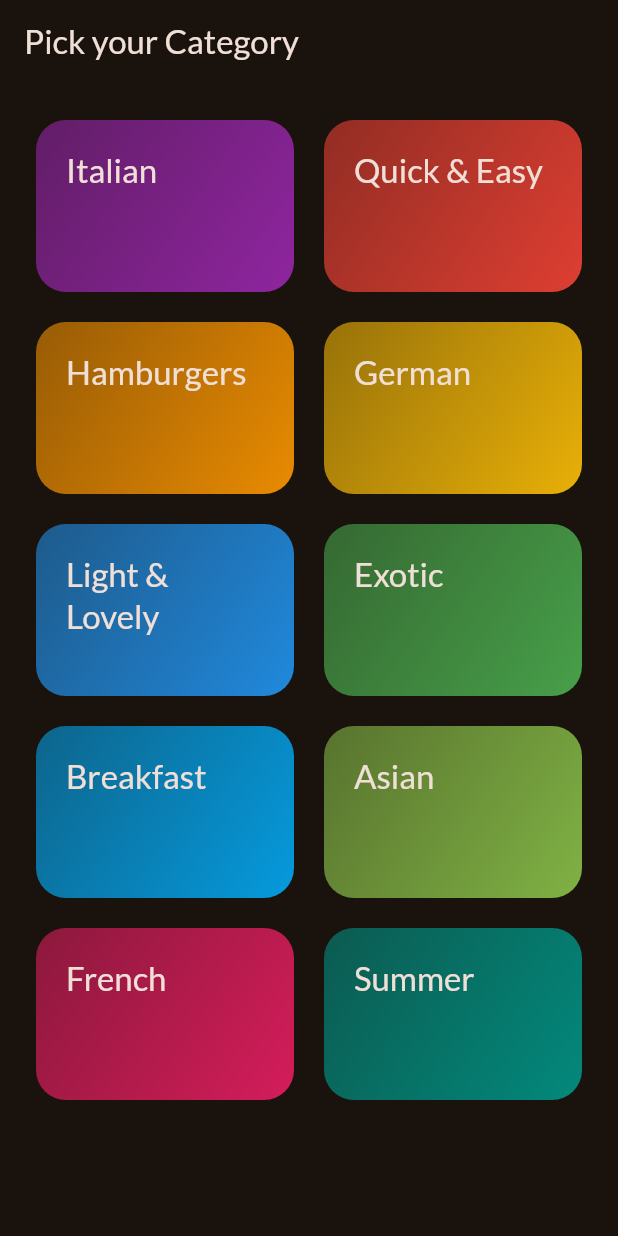
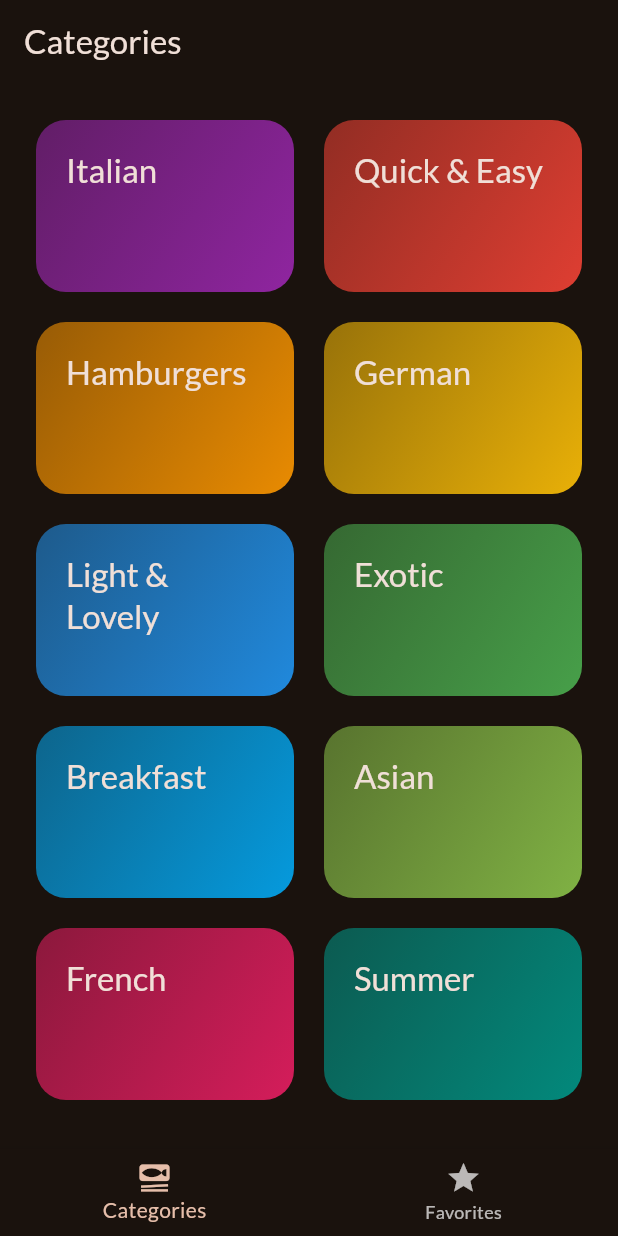
Before and after one commit to kritikaat/MealsApp, a Flutter app: the screen it shows after launch, on a phone screen of 412 x 824 dp. Run offline on Flutter 3.47's test engine with Material 3 defaults, Android fonts, the phone set to English and light mode, and no system bars; our stand-ins replace google_fonts, transparent_image.

Commit message:
Added the bottom navigation baar to the project and add some more content to meals categories

```diff
--- a/mealapp/lib/main.dart
+++ b/mealapp/lib/main.dart
@@ -1,7 +1,6 @@
 import 'package:flutter/material.dart';
-
 import 'package:google_fonts/google_fonts.dart';
-import 'package:mealapp/widgets/categoriesItems.dart';
+import 'package:mealapp/screens/bottom_tabscreen.dart';
 
 final theme = ThemeData(
   useMaterial3: true,
@@ -23,7 +22,7 @@ class App extends StatelessWidget {
   Widget build(BuildContext context) {
     return MaterialApp(
       theme: theme,
-      home: Categoriesitems()
+      home: BottomTabscreen(),
     );
   }
 }
--- /dev/null
+++ b/mealapp/lib/screens/bottom_tabscreen.dart
@@ -0,0 +1,46 @@
+import 'package:flutter/material.dart';
+import 'package:mealapp/screens/meals.dart';
+import 'package:mealapp/widgets/categoriesItems.dart';
+
+class BottomTabscreen extends StatefulWidget{
+  const BottomTabscreen({super.key});
+
+  State<BottomTabscreen> createState(){
+    return _BottomTabscreenState();
+  }
+}
+
+class _BottomTabscreenState extends State<BottomTabscreen>{
+    int _selectedPageIndex = 0;
+
+    void _selectPage(int index){
+      setState(() {
+        _selectedPageIndex = index;
+      });
+    }
+
+    Widget build(context){
+
+      Widget activeScreen = const Categoriesitems();
+      var activepagetitles = 'Categories';
+
+      if(_selectedPageIndex == 1){
+          activeScreen = const MealsScreen(meals: []);
+          activepagetitles = 'Your Favorites';
+      }
+      return Scaffold(
+        appBar: AppBar(
+          title: Text(activepagetitles),
+        ),
+        body: activeScreen ,
+        bottomNavigationBar: BottomNavigationBar(
+          onTap: _selectPage,
+          currentIndex: _selectedPageIndex,
+          items: [
+            BottomNavigationBarItem(icon: Icon(Icons.set_meal),label: 'Categories'),
+            BottomNavigationBarItem(icon: Icon(Icons.star),label: 'Favorites',),
+          ],
+        ),
+      );
+    }
+}
--- a/mealapp/lib/widgets/categoriesItems.dart
+++ b/mealapp/lib/widgets/categoriesItems.dart
@@ -8,22 +8,18 @@ class Categoriesitems extends StatelessWidget {
   const Categoriesitems({super.key});
 
   void _SelectedCategory(BuildContext context, Category category) {
-    dummyMeals.where((Meal)=> Meal.categories.contains(category.id),);
+    final filteredMeals = dummyMeals.where((meal)=> meal.categories.contains(category.id),).toList();
 
     Navigator.of(context).push(
       MaterialPageRoute(
           builder: (ctx) => MealsScreen(
-            meals: dummyMeals,
+            meals: filteredMeals,
             title: category.title)),
     );
   }
 
   Widget build(context) {
-    return Scaffold(
-      appBar: AppBar(
-        title: const Text('Pick your Category'),
-      ),
-      body: GridView(
+    return GridView(
         padding: const EdgeInsets.all(24),
         gridDelegate: const SliverGridDelegateWithFixedCrossAxisCount(
             crossAxisCount: 2,
@@ -39,7 +35,6 @@ class Categoriesitems extends StatelessWidget {
               },
             )
         ],
-      ),
     );
   }
 }
```
Also changed, not shown: mealapp/lib/screens/mealdetails_screen.dart (added, +70 -0 lines), mealapp/lib/screens/meals.dart (+32 -15 lines), mealapp/lib/widgets/meal_item.dart (+6 -5 lines).
